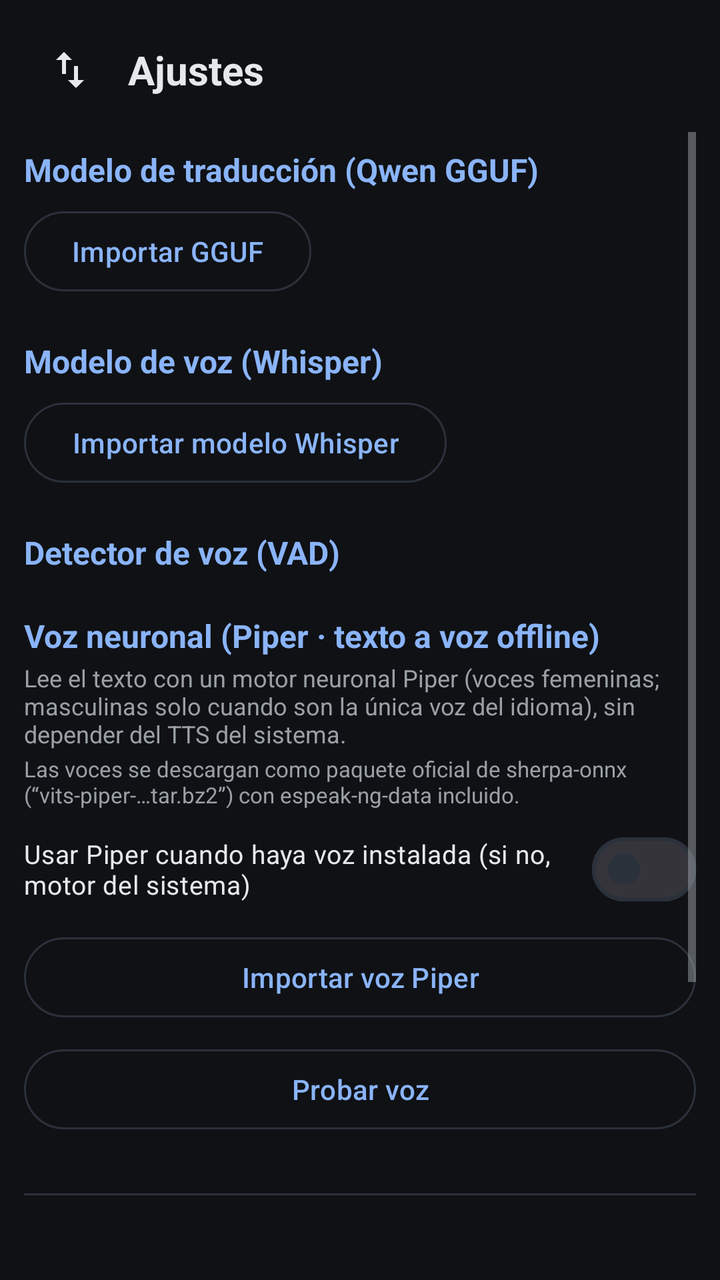
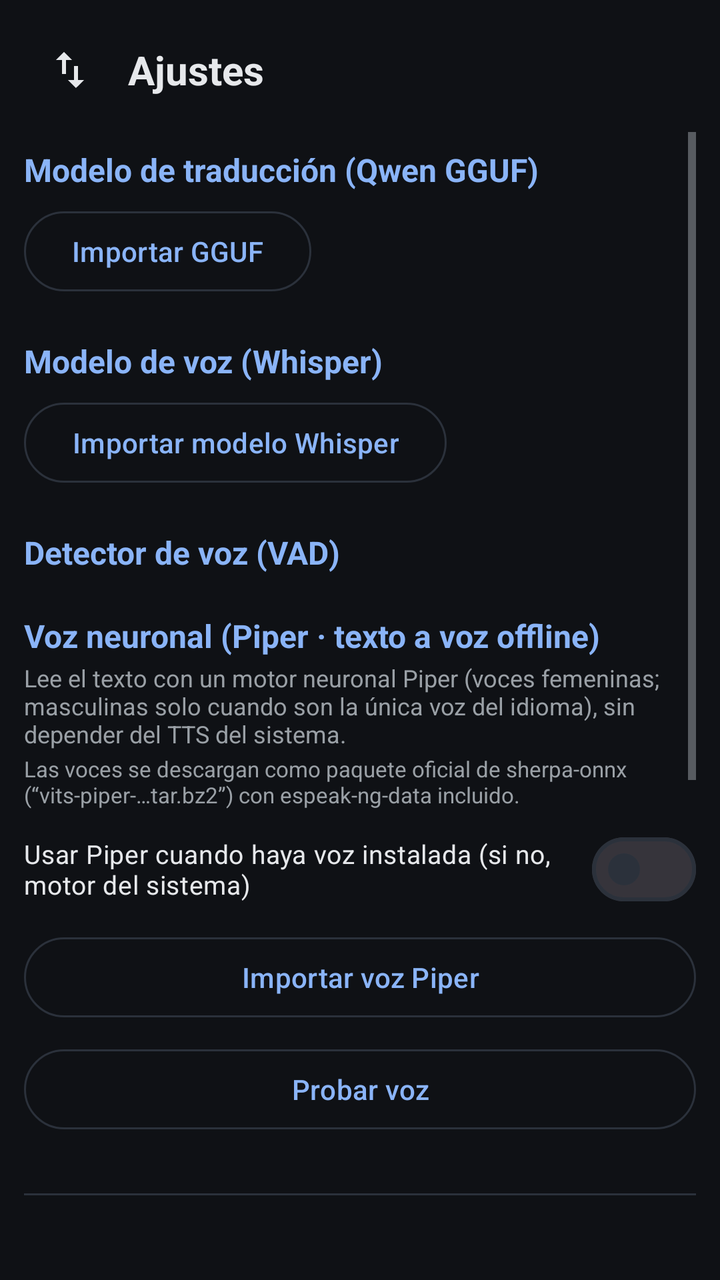

The first picture is an Android layout as it rendered before a commit; the second is the same layout after the commit. The layout source and the unified diff follow.
<!-- AndroidManifest.xml: application theme Theme.Traductor -->
<!-- res/layout/activity_settings.xml -->
<?xml version="1.0" encoding="utf-8"?>
<LinearLayout xmlns:android="http://schemas.android.com/apk/res/android"
    xmlns:app="http://schemas.android.com/apk/res-auto"
    android:layout_width="match_parent"
    android:layout_height="match_parent"
    android:orientation="vertical"
    android:background="@color/bg"
    android:fitsSystemWindows="true"
    android:padding="12dp">

    <LinearLayout
        android:layout_width="match_parent"
        android:layout_height="wrap_content"
        android:orientation="horizontal"
        android:gravity="center_vertical">

        <ImageButton
            android:id="@+id/btnBack"
            android:layout_width="46dp"
            android:layout_height="46dp"
            android:background="?attr/selectableItemBackgroundBorderless"
            android:contentDescription="@string/settings"
            android:src="@drawable/ic_swap"
            android:rotation="90"
            android:tint="@color/on_panel" />

        <TextView
            android:layout_width="0dp"
            android:layout_height="wrap_content"
            android:layout_weight="1"
            android:layout_marginStart="6dp"
            android:text="@string/settings"
            android:textSize="20sp"
            android:textStyle="bold"
            android:textColor="@color/on_panel" />
    </LinearLayout>

    <ScrollView
        android:layout_width="match_parent"
        android:layout_height="0dp"
        android:layout_weight="1"
        android:layout_marginTop="8dp">

        <LinearLayout
            android:layout_width="match_parent"
            android:layout_height="wrap_content"
            android:orientation="vertical">

            
            <TextView
                android:layout_width="match_parent"
                android:layout_height="wrap_content"
                android:layout_marginTop="8dp"
                android:text="@string/settings_mt_title"
                android:textSize="16sp"
                android:textStyle="bold"
                android:textColor="@color/accent" />

            <LinearLayout
                android:id="@+id/containerMt"
                android:layout_width="match_parent"
                android:layout_height="wrap_content"
                android:orientation="vertical" />

            <com.google.android.material.button.MaterialButton
                android:id="@+id/btnImportGguf"
                style="@style/Widget.Material3.Button.OutlinedButton"
                android:layout_width="wrap_content"
                android:layout_height="wrap_content"
                android:layout_marginTop="6dp"
                android:text="@string/import_gguf" />

            
            <TextView
                android:layout_width="match_parent"
                android:layout_height="wrap_content"
                android:layout_marginTop="20dp"
                android:text="@string/settings_asr_title"
                android:textSize="16sp"
                android:textStyle="bold"
                android:textColor="@color/accent" />

            <LinearLayout
                android:id="@+id/containerAsr"
                android:layout_width="match_parent"
                android:layout_height="wrap_content"
                android:orientation="vertical" />

            <com.google.android.material.button.MaterialButton
                android:id="@+id/btnImportWhisper"
                style="@style/Widget.Material3.Button.OutlinedButton"
                android:layout_width="wrap_content"
                android:layout_height="wrap_content"
                android:layout_marginTop="6dp"
                android:text="@string/import_whisper" />

            
            <TextView
                android:layout_width="match_parent"
                android:layout_height="wrap_content"
                android:layout_marginTop="20dp"
                android:text="@string/settings_vad_title"
                android:textSize="16sp"
                android:textStyle="bold"
                android:textColor="@color/accent" />

            <LinearLayout
                android:id="@+id/containerVad"
                android:layout_width="match_parent"
                android:layout_height="wrap_content"
                android:orientation="vertical" />

            
            <TextView
                android:layout_width="match_parent"
                android:layout_height="wrap_content"
                android:layout_marginTop="20dp"
                android:text="@string/settings_piper_title"
                android:textSize="16sp"
                android:textStyle="bold"
                android:textColor="@color/accent" />

            <TextView
                android:layout_width="match_parent"
                android:layout_height="wrap_content"
                android:layout_marginTop="2dp"
                android:text="@string/settings_piper_desc"
                android:textSize="12sp"
                android:textColor="@color/muted" />

            <TextView
                android:layout_width="match_parent"
                android:layout_height="wrap_content"
                android:layout_marginTop="2dp"
                android:text="@string/piper_download_hint"
                android:textSize="11sp"
                android:textColor="@color/muted" />

            <com.google.android.material.materialswitch.MaterialSwitch
                android:id="@+id/switchPiper"
                android:layout_width="match_parent"
                android:layout_height="wrap_content"
                android:layout_marginTop="6dp"
                android:text="@string/piper_enabled"
                android:textColor="@color/on_panel"
                android:textSize="13sp" />

            <LinearLayout
                android:id="@+id/containerPiper"
                android:layout_width="match_parent"
                android:layout_height="wrap_content"
                android:orientation="vertical" />

            <LinearLayout
                android:layout_width="match_parent"
                android:layout_height="wrap_content"
                android:layout_marginTop="6dp"
                android:orientation="vertical">

                <com.google.android.material.button.MaterialButton
                    android:id="@+id/btnImportPiper"
                    style="@style/Widget.Material3.Button.OutlinedButton"
                    android:layout_width="match_parent"
                    android:layout_height="wrap_content"
                    android:maxLines="1"
                    android:ellipsize="end"
                    android:text="@string/import_piper" />

                <LinearLayout
                    android:layout_width="match_parent"
                    android:layout_height="wrap_content"
                    android:layout_marginTop="8dp"
                    android:orientation="horizontal">

                    <com.google.android.material.button.MaterialButton
                        android:id="@+id/btnTestPiper"
                        style="@style/Widget.Material3.Button.OutlinedButton"
                        android:layout_width="0dp"
                        android:layout_weight="1"
                        android:layout_height="wrap_content"
                        android:maxLines="1"
                        android:text="@string/piper_test" />

                    <com.google.android.material.button.MaterialButton
                        android:id="@+id/btnCancelPiper"
                        style="@style/Widget.Material3.Button.OutlinedButton"
                        android:layout_width="0dp"
                        android:layout_weight="1"
                        android:layout_height="wrap_content"
                        android:layout_marginStart="8dp"
                        android:visibility="gone"
                        android:text="@string/settings_cancel" />
                </LinearLayout>
            </LinearLayout>

            
            <View
                android:layout_width="match_parent"
                android:layout_height="1dp"
                android:layout_marginTop="28dp"
                android:background="@color/panel_stroke" />

            <TextView
                android:layout_width="match_parent"
                android:layout_height="wrap_content"
                android:layout_marginTop="20dp"
                android:text="@string/settings_about_title"
                android:textSize="16sp"
                android:textStyle="bold"
                android:textColor="@color/accent" />

            <TextView
                android:id="@+id/txtAboutApp"
                android:layout_width="match_parent"
                android:layout_height="wrap_content"
                android:layout_marginTop="6dp"
                android:text="@string/app_name"
                android:textSize="15sp"
                android:textStyle="bold"
                android:textColor="@color/on_panel" />

            <TextView
                android:id="@+id/txtAboutVersion"
                android:layout_width="match_parent"
                android:layout_height="wrap_content"
                android:layout_marginTop="2dp"
                android:textSize="13sp"
                android:textColor="@color/muted" />

            <TextView
                android:id="@+id/txtCredit"
                android:layout_width="match_parent"
                android:layout_height="wrap_content"
                android:layout_marginTop="10dp"
                android:textSize="14sp"
                android:textColor="@color/on_panel" />

            <TextView
                android:layout_width="match_parent"
                android:layout_height="wrap_content"
                android:layout_marginTop="24dp"
                android:layout_marginBottom="12dp"
                android:text="@string/settings_footer_note"
                android:textSize="12sp"
                android:textColor="@color/muted" />
        </LinearLayout>
    </ScrollView>

    <TextView
        android:id="@+id/txtSettingsStatus"
        android:layout_width="match_parent"
        android:layout_height="wrap_content"
        android:maxLines="2"
        android:textSize="12sp"
        android:textColor="@color/muted" />

    <ProgressBar
        android:id="@+id/progressSettings"
        style="?android:attr/progressBarStyleHorizontal"
        android:layout_width="match_parent"
        android:layout_height="wrap_content"
        android:max="1000"
        android:visibility="gone" />
</LinearLayout>
<!-- resources referenced by this layout -->
<resources>
  <color name="accent">#FF8AB4F8</color>
  <color name="bg">#FF0F1115</color>
  <color name="muted">#FF9AA0A6</color>
  <color name="on_panel">#FFE6E8EB</color>
  <color name="panel_stroke">#FF2B313B</color>
  <!-- drawable ic_swap (drawable) -->
  <vector xmlns:android="http://schemas.android.com/apk/res/android"
      android:width="24dp" android:height="24dp"
      android:viewportWidth="24" android:viewportHeight="24">
      <path android:fillColor="#FFFFFFFF"
          android:pathData="M6.99,11L3,15l3.99,4v-3H14v-2H6.99V11zM21,9l-3.99,-4v3H10v2h7.01v3L21,9z"/>
  </vector>
  <string name="app_name">Traductor</string>
  <string name="import_gguf">Importar GGUF</string>
  <string name="import_piper">Importar voz Piper</string>
  <string name="import_whisper">Importar modelo Whisper</string>
  <string name="piper_download_hint">Las voces se descargan como paquete oficial de sherpa-onnx (“vits-piper-…tar.bz2”) con espeak-ng-data incluido.</string>
  <string name="piper_enabled">Usar Piper cuando haya voz instalada (si no, motor del sistema)</string>
  <string name="piper_test">Probar voz</string>
  <string name="settings">Ajustes</string>
  <string name="settings_about_title">Acerca de</string>
  <string name="settings_asr_title">Modelo de voz (Whisper)</string>
  <string name="settings_cancel">Cancelar</string>
  <string name="settings_footer_note">100% offline · la primera descarga requiere conexión</string>
  <string name="settings_mt_title">Modelo de traducción (Qwen GGUF)</string>
  <string name="settings_piper_desc">Lee el texto con un motor neuronal Piper (voces femeninas; masculinas solo cuando son la única voz del idioma), sin depender del TTS del sistema.</string>
  <string name="settings_piper_title">Voz neuronal (Piper · texto a voz offline)</string>
  <string name="settings_vad_title">Detector de voz (VAD)</string>
  <style name="Theme.Traductor" parent="Theme.Material3.Dark.NoActionBar">
          <item name="colorPrimary">@color/accent</item>
          <item name="colorOnPrimary">#FF0B1020</item>
          <item name="colorPrimaryContainer">#FF28374A</item>
          <item name="colorOnPrimaryContainer">@color/on_panel</item>
          <item name="colorSecondary">@color/accent</item>
          <item name="colorSurface">@color/panel</item>
          <item name="colorOnSurface">@color/on_panel</item>
          <item name="colorSurfaceVariant">@color/panel_stroke</item>
          <item name="colorOnSurfaceVariant">@color/muted</item>
          <item name="colorOutline">@color/panel_stroke</item>
          <item name="android:colorBackground">@color/bg</item>
          <item name="android:windowBackground">@color/bg</item>
          <item name="android:textColorPrimary">@color/on_panel</item>
          <item name="android:textColorSecondary">@color/muted</item>
          <item name="android:statusBarColor">@color/bg</item>
          <item name="android:navigationBarColor">@color/bg</item>
      </style>
  <color name="panel">#FF1B1F26</color>
</resources>

<!-- the commit's change to res/layout/activity_settings.xml (unified diff, before → after) -->
@@ -204,6 +204,50 @@
                 android:layout_width="match_parent"
                 android:layout_height="wrap_content"
                 android:layout_marginTop="20dp"
+                android:text="@string/settings_diag_title"
+                android:textSize="16sp"
+                android:textStyle="bold"
+                android:textColor="@color/accent" />
+
+            <TextView
+                android:layout_width="match_parent"
+                android:layout_height="wrap_content"
+                android:layout_marginTop="2dp"
+                android:text="@string/settings_diag_desc"
+                android:textSize="12sp"
+                android:textColor="@color/muted" />
+
+            <TextView
+                android:id="@+id/txtDiag"
+                android:layout_width="match_parent"
+                android:layout_height="wrap_content"
+                android:layout_marginTop="8dp"
+                android:padding="10dp"
+                android:background="@color/panel"
+                android:fontFamily="monospace"
+                android:textIsSelectable="true"
+                android:textSize="14sp"
+                android:textColor="@color/on_panel" />
+
+            <com.google.android.material.button.MaterialButton
+                android:id="@+id/btnDiagRefresh"
+                style="@style/Widget.Material3.Button.OutlinedButton"
+                android:layout_width="wrap_content"
+                android:layout_height="wrap_content"
+                android:layout_marginTop="6dp"
+                android:text="@string/settings_diag_refresh" />
+
+            
+            <View
+                android:layout_width="match_parent"
+                android:layout_height="1dp"
+                android:layout_marginTop="28dp"
+                android:background="@color/panel_stroke" />
+
+            <TextView
+                android:layout_width="match_parent"
+                android:layout_height="wrap_content"
+                android:layout_marginTop="20dp"
                 android:text="@string/settings_about_title"
                 android:textSize="16sp"
                 android:textStyle="bold"
<!-- resource entries referenced after the edit -->
@@ -4,6 +4,7 @@
   <color name="bg">#FF0F1115</color>
   <color name="muted">#FF9AA0A6</color>
   <color name="on_panel">#FFE6E8EB</color>
+  <color name="panel">#FF1B1F26</color>
   <color name="panel_stroke">#FF2B313B</color>
   <!-- drawable ic_swap (drawable) -->
   <vector xmlns:android="http://schemas.android.com/apk/res/android"
@@ -23,6 +24,9 @@
   <string name="settings_about_title">Acerca de</string>
   <string name="settings_asr_title">Modelo de voz (Whisper)</string>
   <string name="settings_cancel">Cancelar</string>
+  <string name="settings_diag_desc">Resultado del copiado de los modelos incluidos en la APK. Se guarda en el dispositivo y no se pisa con el estado de las descargas.</string>
+  <string name="settings_diag_refresh">Actualizar diagnóstico</string>
+  <string name="settings_diag_title">Diagnóstico offline</string>
   <string name="settings_footer_note">100% offline · la primera descarga requiere conexión</string>
   <string name="settings_mt_title">Modelo de traducción (Qwen GGUF)</string>
   <string name="settings_piper_desc">Lee el texto con un motor neuronal Piper (voces femeninas; masculinas solo cuando son la única voz del idioma), sin depender del TTS del sistema.</string>
@@ -46,6 +50,5 @@
           <item name="android:statusBarColor">@color/bg</item>
           <item name="android:navigationBarColor">@color/bg</item>
       </style>
-  <color name="panel">#FF1B1F26</color>
 </resources>
 
